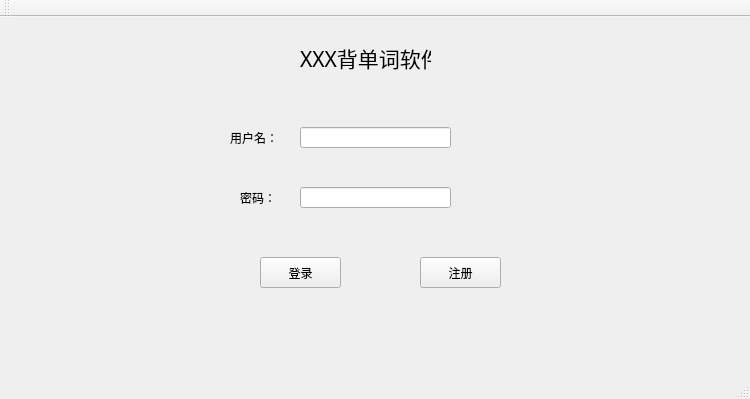
First picture: the form in edictionary/Edictionary/mainwindow.ui, repository elecdictionary/dictionary, before the edit.
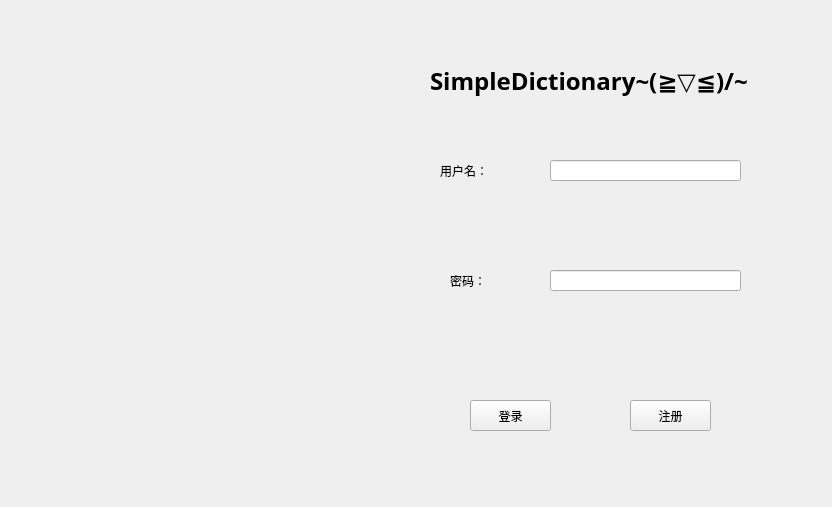
Second picture: the form after the edit. Icons and pictures are not drawn.

The edit to the form file:
```diff
--- a/edictionary/Edictionary/mainwindow.ui
+++ b/edictionary/Edictionary/mainwindow.ui
@@ -2,35 +2,41 @@
 <ui version="4.0">
  <class>MainWindow</class>
  <widget class="QMainWindow" name="MainWindow">
+  <property name="enabled">
+   <bool>true</bool>
+  </property>
   <property name="geometry">
    <rect>
     <x>0</x>
     <y>0</y>
-    <width>750</width>
-    <height>399</height>
+    <width>832</width>
+    <height>507</height>
    </rect>
   </property>
   <property name="minimumSize">
    <size>
-    <width>750</width>
-    <height>399</height>
+    <width>832</width>
+    <height>507</height>
    </size>
   </property>
   <property name="maximumSize">
    <size>
-    <width>750</width>
-    <height>399</height>
+    <width>832</width>
+    <height>507</height>
    </size>
   </property>
   <property name="windowTitle">
-   <string>MainWindow</string>
+   <string>欢迎~(～￣▽￣)～</string>
+  </property>
+  <property name="styleSheet">
+   <string notr="true">background-image: url(:/new/prefix1/56a88450e6cee裁剪.jpg);</string>
   </property>
   <widget class="QWidget" name="centralWidget">
    <widget class="QLabel" name="label">
     <property name="geometry">
      <rect>
-      <x>230</x>
-      <y>110</y>
+      <x>440</x>
+      <y>160</y>
       <width>51</width>
       <height>21</height>
      </rect>
@@ -42,27 +48,29 @@
    <widget class="QLabel" name="label_2">
     <property name="geometry">
      <rect>
-      <x>300</x>
-      <y>20</y>
-      <width>131</width>
-      <height>41</height>
+      <x>430</x>
+      <y>50</y>
+      <width>371</width>
+      <height>61</height>
      </rect>
     </property>
     <property name="font">
      <font>
-      <family>Agency FB</family>
-      <pointsize>16</pointsize>
+      <family>Lithos Pro Regular</family>
+      <pointsize>18</pointsize>
+      <weight>75</weight>
+      <bold>true</bold>
      </font>
     </property>
     <property name="text">
-     <string>XXX背单词软件</string>
+     <string>SimpleDictionary~(≧▽≦)/~</string>
     </property>
    </widget>
    <widget class="QLabel" name="label_3">
     <property name="geometry">
      <rect>
-      <x>240</x>
-      <y>170</y>
+      <x>450</x>
+      <y>270</y>
       <width>31</width>
       <height>21</height>
      </rect>
@@ -74,12 +82,18 @@
    <widget class="QPushButton" name="loginButton">
     <property name="geometry">
      <rect>
-      <x>260</x>
-      <y>240</y>
+      <x>470</x>
+      <y>400</y>
       <width>81</width>
       <height>31</height>
      </rect>
     </property>
+    <property name="cursor">
+     <cursorShape>ArrowCursor</cursorShape>
+    </property>
+    <property name="styleSheet">
+     <string notr="true"/>
+    </property>
     <property name="text">
      <string>登录</string>
     </property>
@@ -87,8 +101,8 @@
    <widget class="QPushButton" name="registerButton">
     <property name="geometry">
      <rect>
-      <x>420</x>
-      <y>240</y>
+      <x>630</x>
+      <y>400</y>
       <width>81</width>
       <height>31</height>
      </rect>
@@ -100,9 +114,9 @@
    <widget class="QLineEdit" name="userName">
     <property name="geometry">
      <rect>
-      <x>300</x>
-      <y>110</y>
-      <width>151</width>
+      <x>550</x>
+      <y>160</y>
+      <width>191</width>
       <height>21</height>
      </rect>
     </property>
@@ -110,9 +124,9 @@
    <widget class="QLineEdit" name="password">
     <property name="geometry">
      <rect>
-      <x>300</x>
-      <y>170</y>
-      <width>151</width>
+      <x>550</x>
+      <y>270</y>
+      <width>191</width>
       <height>21</height>
      </rect>
     </property>
@@ -121,25 +135,6 @@
     </property>
    </widget>
   </widget>
-  <widget class="QMenuBar" name="menuBar">
-   <property name="geometry">
-    <rect>
-     <x>0</x>
-     <y>0</y>
-     <width>750</width>
-     <height>23</height>
-    </rect>
-   </property>
-  </widget>
-  <widget class="QToolBar" name="mainToolBar">
-   <attribute name="toolBarArea">
-    <enum>TopToolBarArea</enum>
-   </attribute>
-   <attribute name="toolBarBreak">
-    <bool>false</bool>
-   </attribute>
-  </widget>
-  <widget class="QStatusBar" name="statusBar"/>
  </widget>
  <layoutdefault spacing="6" margin="11"/>
  <resources/>
```
